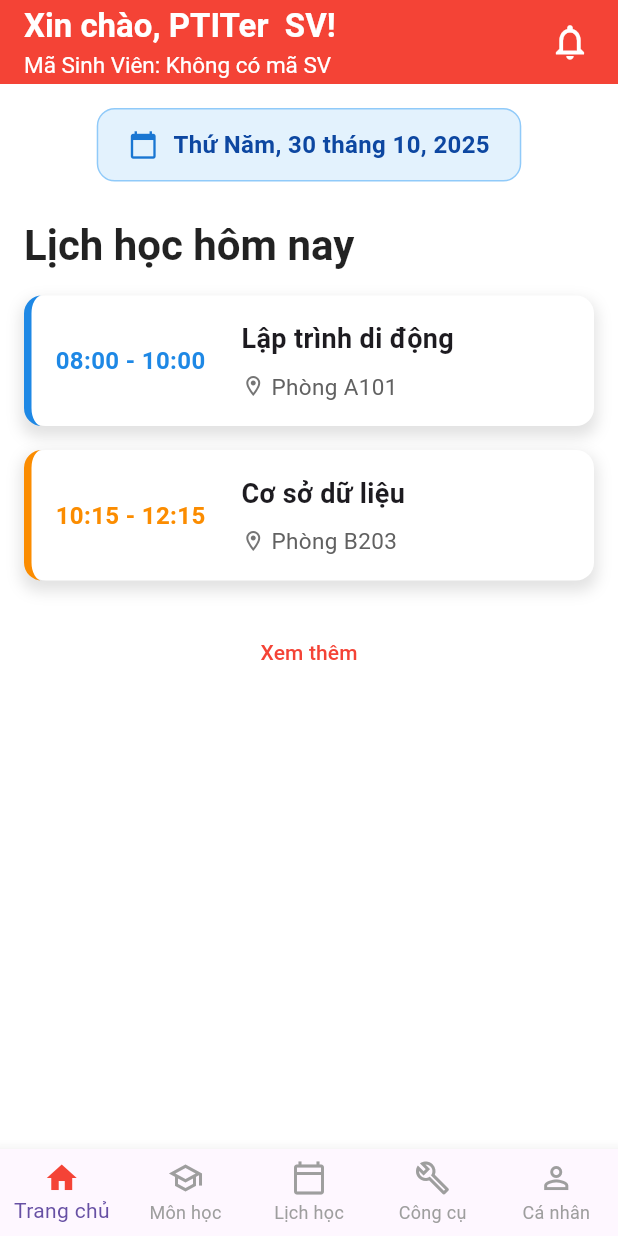
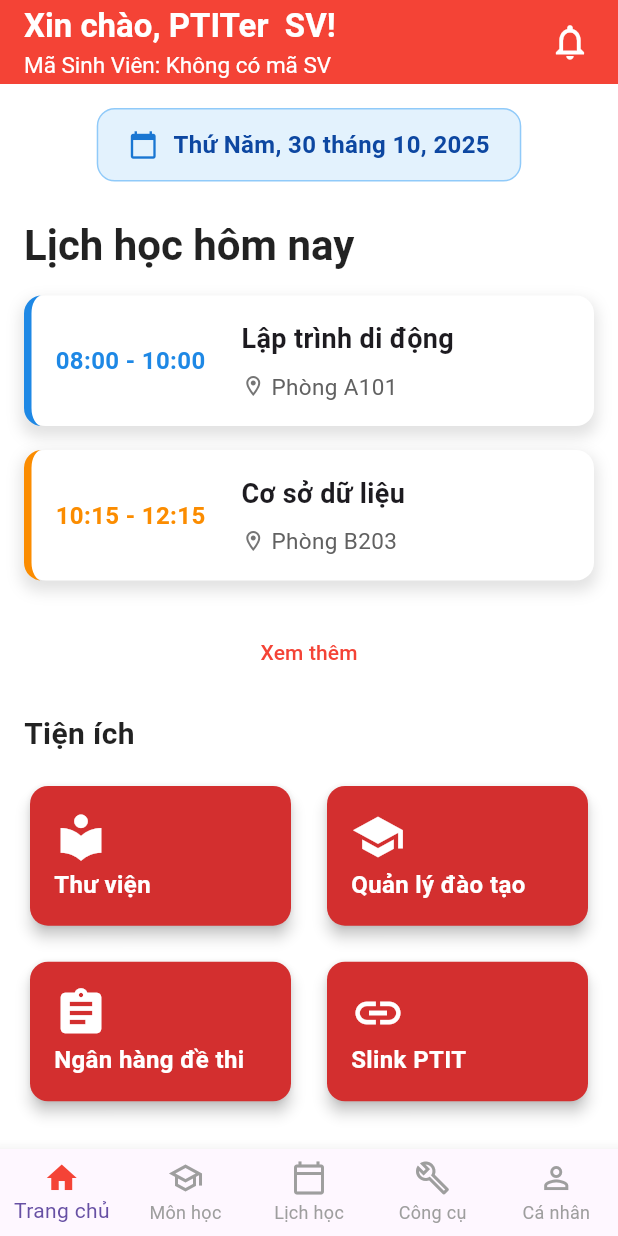
Before and after one commit to tx4nh/p-learn-app, a Flutter app: the screen it shows after launch, on a phone screen of 412 x 824 dp. Run offline on Flutter 3.47's test engine with Material 3 defaults, Android fonts, the phone set to English and light mode, and no system bars; our stand-ins replace flutter_dotenv, flutter_local_notifications, shared_preferences, timezone.

Commit message:
update home screen and tool screen

```diff
--- a/lib/screens/home/home_screen.dart
+++ b/lib/screens/home/home_screen.dart
@@ -3,6 +3,7 @@ import 'package:p_learn_app/models/schedule_model.dart';
 import 'package:p_learn_app/screens/notification/notification_screen.dart';
 import 'package:p_learn_app/screens/main_navigation/main_tab_screen.dart';
 import 'package:p_learn_app/widgets/app_colors.dart';
+import 'package:p_learn_app/widgets/home_banners.dart';
 import 'package:p_learn_app/services/notification_service.dart';
 import 'package:provider/provider.dart';
 import '../../services/auth_service.dart';
@@ -81,6 +82,7 @@ class _HomeScreenState extends State<HomeScreen> {
               _buildHeader(context),
               const SizedBox(height: 16),
               _buildContent(),
+              const HomeBanners(),
             ],
           ),
         ),
--- /dev/null
+++ b/lib/widgets/home_banners.dart
@@ -0,0 +1,121 @@
+import 'package:flutter/material.dart';
+import 'package:p_learn_app/widgets/app_colors.dart';
+import 'package:url_launcher/url_launcher.dart';
+
+class HomeBanners extends StatelessWidget {
+  const HomeBanners({super.key});
+
+  @override
+  Widget build(BuildContext context) {
+    return Column(
+      crossAxisAlignment: CrossAxisAlignment.start,
+      children: [
+        const Padding(
+          padding: EdgeInsets.symmetric(vertical: 16.0),
+          child: Text(
+            'Tiện ích',
+            style: TextStyle(
+              fontSize: 20,
+              fontWeight: FontWeight.bold,
+              color: Colors.black87,
+            ),
+          ),
+        ),
+        GridView.count(
+          shrinkWrap: true,
+          physics: const NeverScrollableScrollPhysics(),
+          crossAxisCount: 2,
+          crossAxisSpacing: 16.0,
+          mainAxisSpacing: 16.0,
+          childAspectRatio: 1.8, // Adjust as needed for desired banner size
+          children: [
+            _buildBannerCard(
+              context,
+              title: 'Thư viện',
+              icon: Icons.local_library,
+              color: Colors.red.shade700,
+              onTap: () async {
+                final Uri url = Uri.parse('https://dlib.ptit.edu.vn/');
+                if (!await launchUrl(url)) {
+                  throw Exception('Could not launch $url');
+                }
+              },
+            ),
+            _buildBannerCard(
+              context,
+              title: 'Quản lý đào tạo',
+              icon: Icons.school,
+              color: Colors.red.shade700,
+              onTap: () async {
+                final Uri url = Uri.parse('https://qldt.ptit.edu.vn/#/home');
+                if (!await launchUrl(url)) {
+                  throw Exception('Could not launch $url');
+                }
+              },
+            ),
+            _buildBannerCard(
+              context,
+              title: 'Ngân hàng đề thi',
+              icon: Icons.assignment,
+              color: Colors.red.shade700,
+              onTap: () async {
+                final Uri url = Uri.parse('https://qldt.ptit.edu.vn/#/home');
+                if (!await launchUrl(url)) {
+                  throw Exception('Could not launch $url');
+                }
+              },
+            ),
+            _buildBannerCard(
+              context,
+              title: 'Slink PTIT',
+              icon: Icons.link,
+              color: Colors.red.shade700,
+              onTap: () async {
+                final Uri url = Uri.parse('https://slink.ptit.edu.vn/');
+                if (!await launchUrl(url)) {
+                  throw Exception('Could not launch $url');
+                }
+              },
+            ),
+          ],
+        ),
+      ],
+    );
+  }
+
+  Widget _buildBannerCard(BuildContext context, {required String title, required IconData icon, required Color color, VoidCallback? onTap}) {
+    return Card(
+      color: color,
+      shape: RoundedRectangleBorder(
+        borderRadius: BorderRadius.circular(12.0),
+      ),
+      elevation: 4,
+      child: InkWell(
+        onTap: onTap,
+        borderRadius: BorderRadius.circular(12.0),
+        child: Padding(
+          padding: const EdgeInsets.all(16.0),
+          child: Column(
+            crossAxisAlignment: CrossAxisAlignment.start,
+            mainAxisAlignment: MainAxisAlignment.spaceBetween,
+            children: [
+              Icon(
+                icon,
+                color: Colors.white,
+                size: 36,
+              ),
+              Text(
+                title,
+                style: const TextStyle(
+                  color: Colors.white,
+                  fontSize: 16,
+                  fontWeight: FontWeight.bold,
+                ),
+              ),
+            ],
+          ),
+        ),
+      ),
+    );
+  }
+}
--- a/pubspec.yaml
+++ b/pubspec.yaml
@@ -12,9 +12,10 @@ dependencies:
   flutter_dotenv: ^6.0.0
   http: ^1.2.1
   provider: ^6.1.3
-  intl: any
+  url_launcher: ^6.2.2
   shared_preferences: ^2.5.3
   flutter_local_notifications: ^19.5.0
+  intl: ^0.19.0
 
 dev_dependencies:
   flutter_test:
```
Also changed, not shown: lib/screens/tools/gpa_calculator_screen.dart (+76 -31 lines), pubspec.lock, 5 other files.
